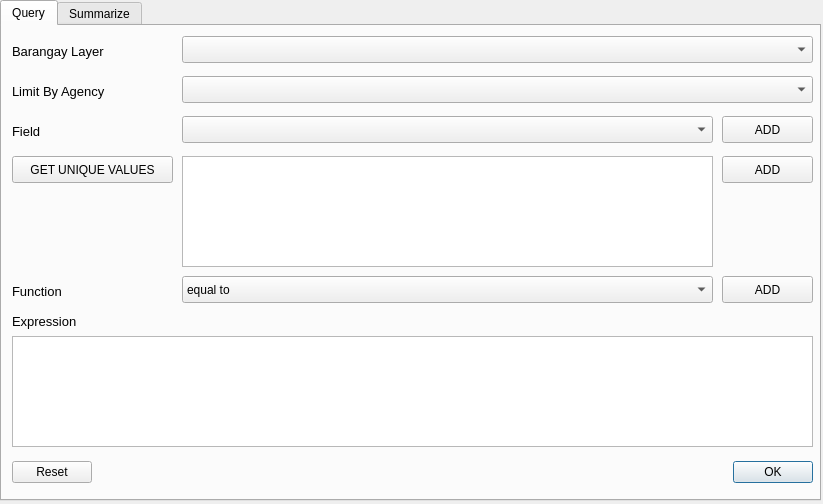
Above: mhcvam_barangay_dialog.ui from benhur07b/mhcvam before the change. Below: the same form after it.
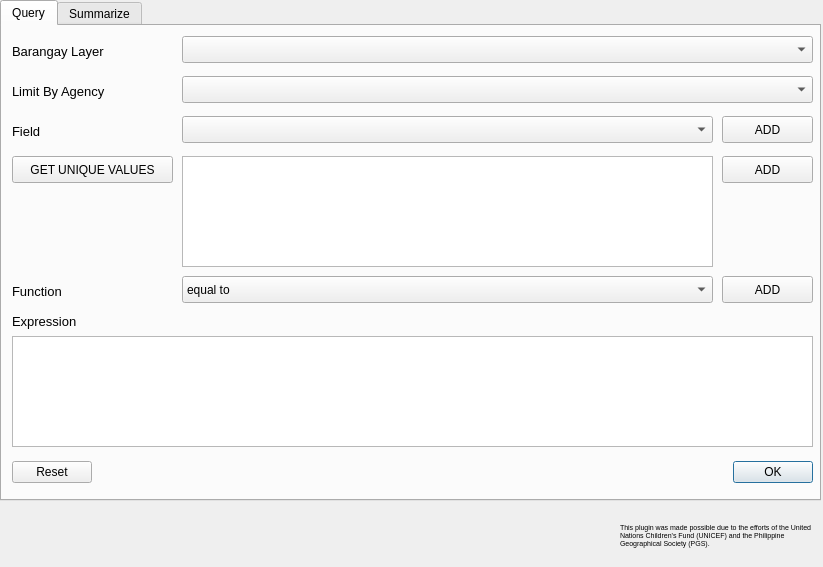
That is the form after the change. Icons and pictures are not drawn. Custom widgets are drawn as their Qt base class.

Patch:
```diff
--- a/mhcvam_barangay_dialog.ui
+++ b/mhcvam_barangay_dialog.ui
@@ -7,7 +7,7 @@
     <x>0</x>
     <y>0</y>
     <width>823</width>
-    <height>504</height>
+    <height>567</height>
    </rect>
   </property>
   <property name="minimumSize">
@@ -19,7 +19,7 @@
   <property name="maximumSize">
    <size>
     <width>823</width>
-    <height>504</height>
+    <height>567</height>
    </size>
   </property>
   <property name="windowTitle">
@@ -650,6 +650,74 @@
     </widget>
    </widget>
   </widget>
+  <widget class="QLabel" name="label">
+   <property name="geometry">
+    <rect>
+     <x>620</x>
+     <y>510</y>
+     <width>201</width>
+     <height>51</height>
+    </rect>
+   </property>
+   <property name="font">
+    <font>
+     <pointsize>5</pointsize>
+     <weight>50</weight>
+     <italic>false</italic>
+     <bold>false</bold>
+    </font>
+   </property>
+   <property name="layoutDirection">
+    <enum>Qt::LeftToRight</enum>
+   </property>
+   <property name="text">
+    <string>This plugin was made possible due to the efforts of the United Nations Children's Fund (UNICEF) and the Philippine Geographical Society (PGS).</string>
+   </property>
+   <property name="scaledContents">
+    <bool>false</bool>
+   </property>
+   <property name="alignment">
+    <set>Qt::AlignLeading|Qt::AlignLeft|Qt::AlignVCenter</set>
+   </property>
+   <property name="wordWrap">
+    <bool>true</bool>
+   </property>
+   <property name="margin">
+    <number>4</number>
+   </property>
+  </widget>
+  <widget class="QLabel" name="logopgs">
+   <property name="geometry">
+    <rect>
+     <x>220</x>
+     <y>510</y>
+     <width>51</width>
+     <height>51</height>
+    </rect>
+   </property>
+   <property name="text">
+    <string/>
+   </property>
+   <property name="pixmap">
+    <pixmap>img/logos/pgs-logo.png</pixmap>
+   </property>
+  </widget>
+  <widget class="QLabel" name="logounicef">
+   <property name="geometry">
+    <rect>
+     <x>10</x>
+     <y>510</y>
+     <width>201</width>
+     <height>51</height>
+    </rect>
+   </property>
+   <property name="text">
+    <string/>
+   </property>
+   <property name="pixmap">
+    <pixmap>img/logos/unicef-logo.png</pixmap>
+   </property>
+  </widget>
  </widget>
  <customwidgets>
   <customwidget>
```
